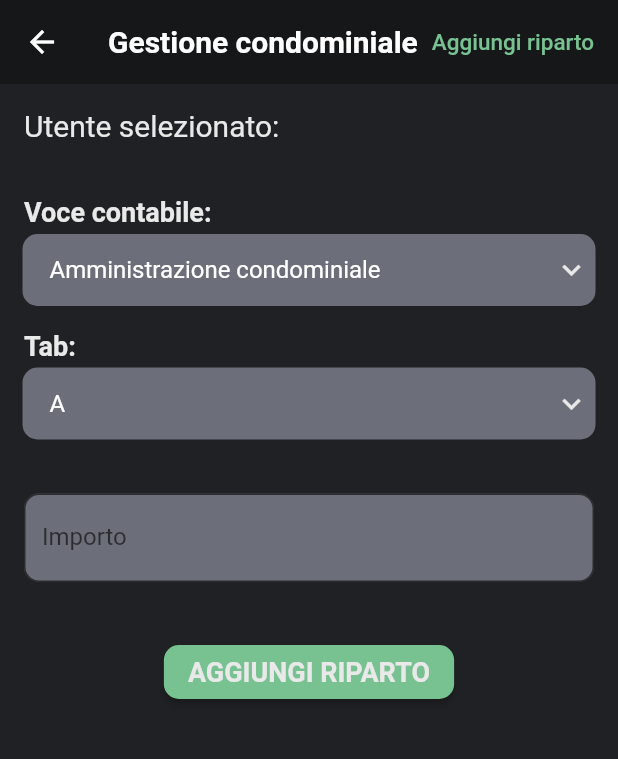
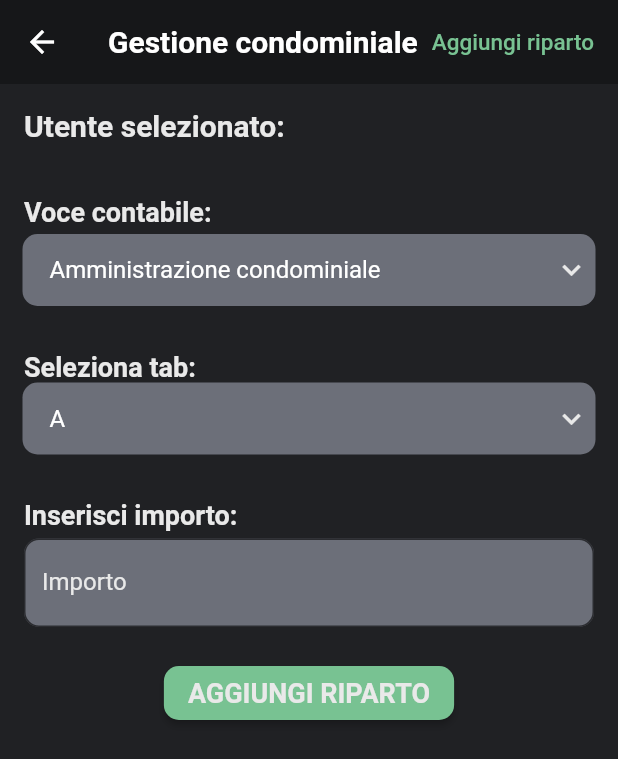
Before and after one commit to Giovanni0797/condomini_admin, a Flutter app: the screen it shows after launch, item 2 of the bottom bar chosen, after a tap on "Aggiungi riparto", on a phone screen of 412 x 824 dp. Shown: the top 759 px of the screen. Run offline on Flutter 3.47's test engine with Material 2 defaults, Android fonts, the light colour scheme and no system bars; missing offline and left inert: dart:ffi; network calls fail.

Commit message:
Aggiunto bottone e pagina RemSpesa, fixati bugs e veste grafica

```diff
--- a/lib/pages/spese.dart
+++ b/lib/pages/spese.dart
@@ -8,6 +8,8 @@ import 'dart:convert';
 import 'package:http/http.dart' as http;
 import 'package:condomini_admin/data_layer/Utente.dart';
 import 'package:condomini_admin/globals.dart';
+
+import '../util/rem_spesa.dart';
 
 class AdminSpese extends StatefulWidget {
   AdminSpese({Key? key}) : super(key: key);
@@ -147,13 +149,16 @@ class _AdminSpese extends State<AdminSpese> {
             child: Text('Seleziona un\'azione da eseguire: ',
                 style: TextStyle(fontSize: 18)),
           ),
-          Row(
+          Padding(
+            padding: const EdgeInsets.only(left: 8.0, top: 4, right: 16.0),
+            child: Row(
               children: [
-              Padding(
-                padding: const EdgeInsets.only(left: 16.0, top: 4),
+                Expanded(
+                  child: Padding(
+                    padding: const EdgeInsets.only(left: 8.0),
                     child: SizedBox(
-                  width: 135,
-                  child: OutlinedButton(child: Text('Aggiungi riparto', style: TextStyle(color: verde)),
+                      width: 115,
+                      child: OutlinedButton(child: Text('Aggiungi riparto', style: TextStyle(color: verde, fontSize: 12)),
                         onPressed: () {
                           Navigator.push(context, MaterialPageRoute(builder: (context) => AddRiparto(id_utente: id_utente, nome_utente: dropdownvalue, utenti: utenti)));
                         },
@@ -163,15 +168,20 @@ class _AdminSpese extends State<AdminSpese> {
                             color: verde,
                             style: BorderStyle.solid,
                           ),
+                          shape: RoundedRectangleBorder(
+                            borderRadius: BorderRadius.circular(10), // <-- Radius
                           ),
                         ),
                       ),
                     ),
-              Padding(
-                padding: const EdgeInsets.only(left: 16.0, top: 4),
+                  ),
+                ),
+                Expanded(
+                  child: Padding(
+                    padding: const EdgeInsets.only(left: 8.0),
                     child: SizedBox(
-                  width: 135,
-                  child: OutlinedButton(child: Text('Aggiungi spese', style: TextStyle(color: verde),),
+                      width: 115,
+                      child: OutlinedButton(child: Text('Aggiungi spesa', style: TextStyle(color: verde, fontSize: 12)),
                         onPressed: () {
                           Navigator.push(context, MaterialPageRoute(builder: (context) => AddSpesa(id_utente: id_utente, nome_utente: dropdownvalue, utenti: utenti)));
                         },
@@ -181,11 +191,39 @@ class _AdminSpese extends State<AdminSpese> {
                             color: verde,
                             style: BorderStyle.solid,
                           ),
+                          shape: RoundedRectangleBorder(
+                            borderRadius: BorderRadius.circular(10), // <-- Radius
+                          ),
+                        ),
+                      ),
+                    ),
+                  ),
+                ),
+                Expanded(
+                  child: Padding(
+                    padding: const EdgeInsets.only(left: 8.0),
+                    child: SizedBox(
+                      width: 115,
+                      child: OutlinedButton(child: Text('Rimuovi spesa', style: TextStyle(color: verde, fontSize: 12)),
+                        onPressed: () {
+                          Navigator.push(context, MaterialPageRoute(builder: (context) => RemSpesa(id_utente: id_utente, nome_utente: dropdownvalue, utenti: utenti)));
+                        },
+                        style: OutlinedButton.styleFrom(
+                          side: BorderSide(
+                            width: 1.0,
+                            color: verde,
+                            style: BorderStyle.solid,
+                          ),
+                          shape: RoundedRectangleBorder(
+                            borderRadius: BorderRadius.circular(10), // <-- Radius
+                          ),
+                        ),
                       ),
                     ),
                   ),
                 ),
               ],
+            ),
           )
         ],
       ),
--- a/lib/util/add_riparto.dart
+++ b/lib/util/add_riparto.dart
@@ -95,8 +95,16 @@ class _AddRiparto extends State<AddRiparto> {
             child: Column(
               crossAxisAlignment: CrossAxisAlignment.start,
               children: [
-                Text('Utente selezionato: ' + widget.nome_utente,
-                    style: TextStyle(fontSize: 20)),
+                Row(
+                  children: [
+                    Text('Utente selezionato: ',
+                        style: TextStyle(fontSize: 20, fontWeight: FontWeight.bold)
+                    ),
+                    Text(widget.nome_utente,
+                        style: TextStyle(fontSize: 18)
+                    ),
+                  ],
+                ),
               ],
             ),
           ),
@@ -198,17 +206,17 @@ class _AddRiparto extends State<AddRiparto> {
             ),
           ),
 
-          //TAB
+          SizedBox(height: 10),
+          //SELEZIONA TAB
           Padding(
-            padding: const EdgeInsets.only(left: 16.0, top: 16.0, bottom: 4.0),
+            padding: const EdgeInsets.only(left: 16.0, top: 20.0),
             child: Column(
               crossAxisAlignment: CrossAxisAlignment.start,
               children: [
                 Row(
                   children: [
-                    Text('Tab: ',
+                    Text('Seleziona tab: ',
                         style: TextStyle(fontSize: 18, fontWeight: FontWeight.bold)),
-
                   ],
                 ),
               ],
@@ -262,18 +270,52 @@ class _AddRiparto extends State<AddRiparto> {
                 items: lista_tab.map<DropdownMenuItem<String>>((String value) {
                   return DropdownMenuItem<String>(
                     value: value,
-                    child: Text(value, style: TextStyle(color: Color(0xFFd2d3d3))),
+                    child: Column(
+                      crossAxisAlignment: CrossAxisAlignment.start,
+                      children: [
+                        Padding(
+                          padding: const EdgeInsets.only(left: 2.0, bottom: 10),
+                          child: Row(
+                            mainAxisAlignment: MainAxisAlignment.spaceBetween,
+                            children: [
+                              Text(value, style: TextStyle(color: Color(0xFFd2d3d3))),
+                            ],
+                          ),
+                        ),
+                        Container(
+                          decoration: BoxDecoration(
+                            border: Border(
+                              bottom: BorderSide(width: 1.0, color: bianco),
+                            ),
+                          ),
+                        ),
+                      ],
+                    ),
                   );
                 }).toList(),
               ),
             ),
           ),
 
-          SizedBox(height: 20),
-          //IMPORTO
+          SizedBox(height: 10),
+          //INSERISCI IMPORTO
+          Padding(
+            padding: const EdgeInsets.only(left: 16.0, top: 20.0),
+            child: Column(
+              crossAxisAlignment: CrossAxisAlignment.start,
+              children: [
+                Row(
+                  children: [
+                    Text('Inserisci importo: ',
+                        style: TextStyle(fontSize: 18, fontWeight: FontWeight.bold)),
+                  ],
+                ),
+              ],
+            ),
+          ),
           Center(
             child: Padding(
-              padding: const EdgeInsets.all(16.0),
+              padding: const EdgeInsets.only(left: 16.0, top: 5.0, right: 16.0),
               child: Expanded(
                   child: TextField(
                     controller: controller,
@@ -285,9 +327,10 @@ class _AddRiparto extends State<AddRiparto> {
                       ),
                       filled: true,
                       fillColor: def2,
-                      hintText: 'Inserisci',
+                      hintText: 'Inserisci...',
                       hintStyle: TextStyle(color: bianco),
                       labelText: 'Importo',
+                      labelStyle: TextStyle(color: bianco),
                       suffixIcon: controller.text.isEmpty
                           ? Container(width: 0)
                           : IconButton(
--- a/lib/util/add_spese.dart
+++ b/lib/util/add_spese.dart
@@ -109,7 +109,7 @@ class _AddSpesa extends State<AddSpesa> {
                         style: TextStyle(fontSize: 18)
                     ),
                   ],
-                )
+                ),
               ],
             ),
           ),
@@ -232,7 +232,7 @@ class _AddSpesa extends State<AddSpesa> {
                     ),
                     filled: true,
                     fillColor: def2,
-                    hintText: 'Inserisci',
+                    hintText: 'Inserisci...',
                     hintStyle: TextStyle(color: bianco),
                     labelText: 'Parti uguali',
                     labelStyle: TextStyle(color: bianco),
@@ -281,7 +281,7 @@ class _AddSpesa extends State<AddSpesa> {
                     ),
                     filled: true,
                     fillColor: def2,
-                    hintText: 'Inserisci',
+                    hintText: 'Inserisci...',
                     hintStyle: TextStyle(color: bianco),
                     labelText: 'Spese personali',
                     labelStyle: TextStyle(color: bianco),
```
Also changed, not shown: lib/util/rem_spesa.dart (added, +59 -0 lines). Lines whose indentation alone changed are shown as unchanged.
